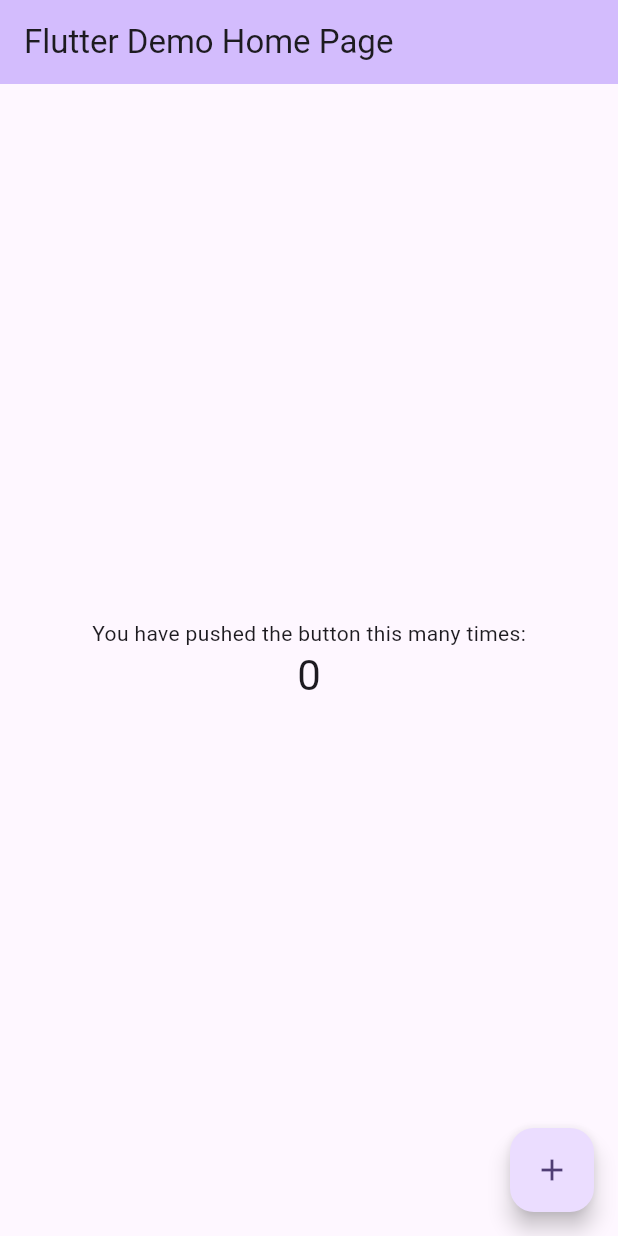
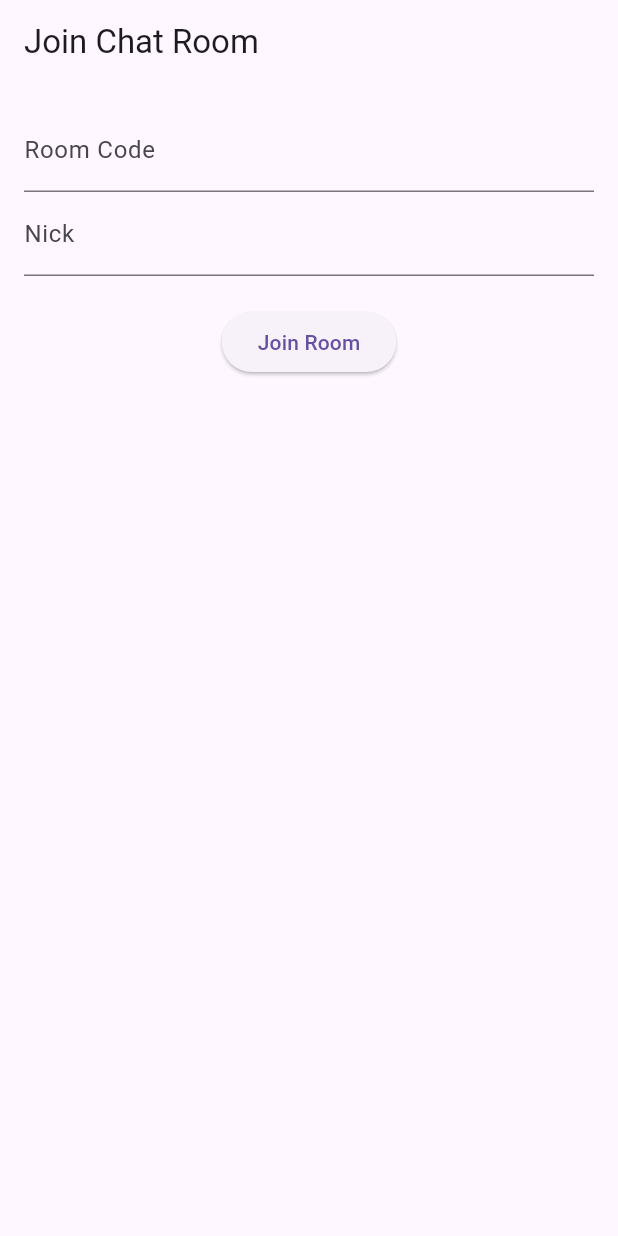
Before and after one commit to maxidragon/chat-2137, a Flutter app: the screen it shows after launch, on a phone screen of 412 x 824 dp. Run offline on Flutter 3.47's test engine with Material 3 defaults, Android fonts, the phone set to English and light mode, and no system bars; our stand-ins replace socket_io_client.

Commit message:
frontend

```diff
--- a/frontend/lib/main.dart
+++ b/frontend/lib/main.dart
@@ -1,125 +1,179 @@
 import 'package:flutter/material.dart';
+import 'package:socket_io_client/socket_io_client.dart' as IO;
+
+const API_URL = "https://chat-2137.bstrama.com";
 
 void main() {
-  runApp(const MyApp());
+  runApp(const Chat2137App());
 }
 
-class MyApp extends StatelessWidget {
-  const MyApp({super.key});
+class Chat2137App extends StatelessWidget {
+  const Chat2137App({super.key});
 
-  // This widget is the root of your application.
   @override
   Widget build(BuildContext context) {
     return MaterialApp(
-      title: 'Flutter Demo',
+      title: 'Chat 2137',
       theme: ThemeData(
-        // This is the theme of your application.
-        //
-        // TRY THIS: Try running your application with "flutter run". You'll see
-        // the application has a purple toolbar. Then, without quitting the app,
-        // try changing the seedColor in the colorScheme below to Colors.green
-        // and then invoke "hot reload" (save your changes or press the "hot
-        // reload" button in a Flutter-supported IDE, or press "r" if you used
-        // the command line to start the app).
-        //
-        // Notice that the counter didn't reset back to zero; the application
-        // state is not lost during the reload. To reset the state, use hot
-        // restart instead.
-        //
-        // This works for code too, not just values: Most code changes can be
-        // tested with just a hot reload.
-        colorScheme: ColorScheme.fromSeed(seedColor: Colors.deepPurple),
-        useMaterial3: true,
+        primarySwatch: Colors.blue,
       ),
-      home: const MyHomePage(title: 'Flutter Demo Home Page'),
+      home: JoinRoomScreen(),
     );
   }
 }
 
-class MyHomePage extends StatefulWidget {
-  const MyHomePage({super.key, required this.title});
-
-  // This widget is the home page of your application. It is stateful, meaning
-  // that it has a State object (defined below) that contains fields that affect
-  // how it looks.
-
-  // This class is the configuration for the state. It holds the values (in this
-  // case the title) provided by the parent (in this case the App widget) and
-  // used by the build method of the State. Fields in a Widget subclass are
-  // always marked "final".
-
-  final String title;
-
+class JoinRoomScreen extends StatefulWidget {
   @override
-  State<MyHomePage> createState() => _MyHomePageState();
+  _JoinRoomScreenState createState() => _JoinRoomScreenState();
 }
 
-class _MyHomePageState extends State<MyHomePage> {
-  int _counter = 0;
+class _JoinRoomScreenState extends State<JoinRoomScreen> {
+  final TextEditingController _roomController = TextEditingController();
+  final TextEditingController _nickController = TextEditingController();
 
-  void _incrementCounter() {
-    setState(() {
-      // This call to setState tells the Flutter framework that something has
-      // changed in this State, which causes it to rerun the build method below
-      // so that the display can reflect the updated values. If we changed
-      // _counter without calling setState(), then the build method would not be
-      // called again, and so nothing would appear to happen.
-      _counter++;
-    });
+  void _joinChat() {
+    final roomCode = _roomController.text.trim();
+    final nick = _nickController.text.trim();
+
+    if (roomCode.isNotEmpty && nick.isNotEmpty) {
+      Navigator.push(
+        context,
+        MaterialPageRoute(
+          builder: (context) => ChatScreen(roomCode: roomCode, nick: nick),
+        ),
+      );
+    }
   }
 
   @override
   Widget build(BuildContext context) {
-    // This method is rerun every time setState is called, for instance as done
-    // by the _incrementCounter method above.
-    //
-    // The Flutter framework has been optimized to make rerunning build methods
-    // fast, so that you can just rebuild anything that needs updating rather
-    // than having to individually change instances of widgets.
     return Scaffold(
-      appBar: AppBar(
-        // TRY THIS: Try changing the color here to a specific color (to
-        // Colors.amber, perhaps?) and trigger a hot reload to see the AppBar
-        // change color while the other colors stay the same.
-        backgroundColor: Theme.of(context).colorScheme.inversePrimary,
-        // Here we take the value from the MyHomePage object that was created by
-        // the App.build method, and use it to set our appbar title.
-        title: Text(widget.title),
-      ),
-      body: Center(
-        // Center is a layout widget. It takes a single child and positions it
-        // in the middle of the parent.
+      appBar: AppBar(title: Text('Join Chat Room')),
+      body: Padding(
+        padding: const EdgeInsets.all(16.0),
         child: Column(
-          // Column is also a layout widget. It takes a list of children and
-          // arranges them vertically. By default, it sizes itself to fit its
-          // children horizontally, and tries to be as tall as its parent.
-          //
-          // Column has various properties to control how it sizes itself and
-          // how it positions its children. Here we use mainAxisAlignment to
-          // center the children vertically; the main axis here is the vertical
-          // axis because Columns are vertical (the cross axis would be
-          // horizontal).
-          //
-          // TRY THIS: Invoke "debug painting" (choose the "Toggle Debug Paint"
-          // action in the IDE, or press "p" in the console), to see the
-          // wireframe for each widget.
-          mainAxisAlignment: MainAxisAlignment.center,
-          children: <Widget>[
-            const Text(
-              'You have pushed the button this many times:',
+          children: [
+            TextField(
+              controller: _roomController,
+              decoration: InputDecoration(labelText: 'Room Code'),
             ),
-            Text(
-              '$_counter',
-              style: Theme.of(context).textTheme.headlineMedium,
+            TextField(
+              controller: _nickController,
+              decoration: InputDecoration(labelText: 'Nick'),
+            ),
+            SizedBox(height: 20),
+            ElevatedButton(
+              onPressed: _joinChat,
+              child: Text('Join Room'),
             ),
           ],
         ),
       ),
-      floatingActionButton: FloatingActionButton(
-        onPressed: _incrementCounter,
-        tooltip: 'Increment',
-        child: const Icon(Icons.add),
-      ), // This trailing comma makes auto-formatting nicer for build methods.
     );
   }
 }
+
+class ChatScreen extends StatefulWidget {
+  final String roomCode;
+  final String nick;
+
+  ChatScreen({required this.roomCode, required this.nick});
+
+  @override
+  _ChatScreenState createState() => _ChatScreenState();
+}
+
+class _ChatScreenState extends State<ChatScreen> {
+  final TextEditingController _messageController = TextEditingController();
+  final List<Map<String, dynamic>> _messages = [];
+  late IO.Socket _socket;
+
+  @override
+  void initState() {
+    super.initState();
+    _setupSocketConnection();
+  }
+
+  void _setupSocketConnection() {
+    _socket = IO.io(API_URL, <String, dynamic>{
+      'transports': ['websocket'],
+      'autoConnect': true,
+    });
+
+    print("connecting...");
+    _socket.connect();
+    print("connected");
+
+    _socket.on('connect', (_) {
+      _socket.emit('joinRoom', widget.roomCode);
+    });
+
+    _socket.on('receiveMessage', (data) {
+      setState(() {
+        _messages.add(data);
+      });
+    });
+  }
+
+  void _sendMessage() {
+    final message = _messageController.text.trim();
+    if (message.isNotEmpty) {
+      final body = {
+        'username': widget.nick,
+        'roomCode': widget.roomCode,
+        'content': message,
+      };
+
+      print("sendMessage");
+      _socket.emit('sendMessage', body);
+      _messageController.clear();
+    }
+  }
+
+  @override
+  Widget build(BuildContext context) {
+    return Scaffold(
+      appBar: AppBar(title: Text('Room: ${widget.roomCode}')),
+      body: Column(
+        children: [
+          Expanded(
+            child: ListView.builder(
+              itemCount: _messages.length,
+              itemBuilder: (context, index) {
+                final message = _messages[index];
+                return ListTile(
+                  title: Text(message['username']),
+                  subtitle: Text(message['content']),
+                  trailing: Text(message['createdAt']),
+                );
+              },
+            ),
+          ),
+          Padding(
+            padding: const EdgeInsets.all(8.0),
+            child: Row(
+              children: [
+                Expanded(
+                  child: TextField(
+                    controller: _messageController,
+                    decoration: InputDecoration(hintText: 'Enter message'),
+                  ),
+                ),
+                IconButton(
+                  icon: Icon(Icons.send),
+                  onPressed: _sendMessage,
+                ),
+              ],
+            ),
+          ),
+        ],
+      ),
+    );
+  }
+
+  @override
+  void dispose() {
+    _socket.disconnect();
+    super.dispose();
+  }
+}
--- a/frontend/pubspec.yaml
+++ b/frontend/pubspec.yaml
@@ -35,6 +35,9 @@ dependencies:
   # The following adds the Cupertino Icons font to your application.
   # Use with the CupertinoIcons class for iOS style icons.
   cupertino_icons: ^1.0.6
+  http: ^1.2.2
+  web_socket_channel: ^3.0.1
+  socket_io_client: ^3.0.2
 
 dev_dependencies:
   flutter_test:
```
Also changed, not shown: frontend/pubspec.lock.
